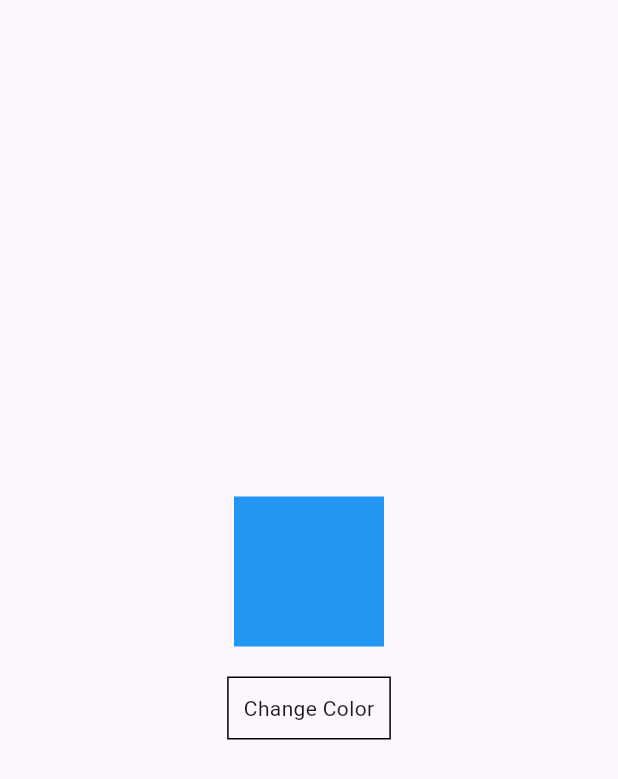
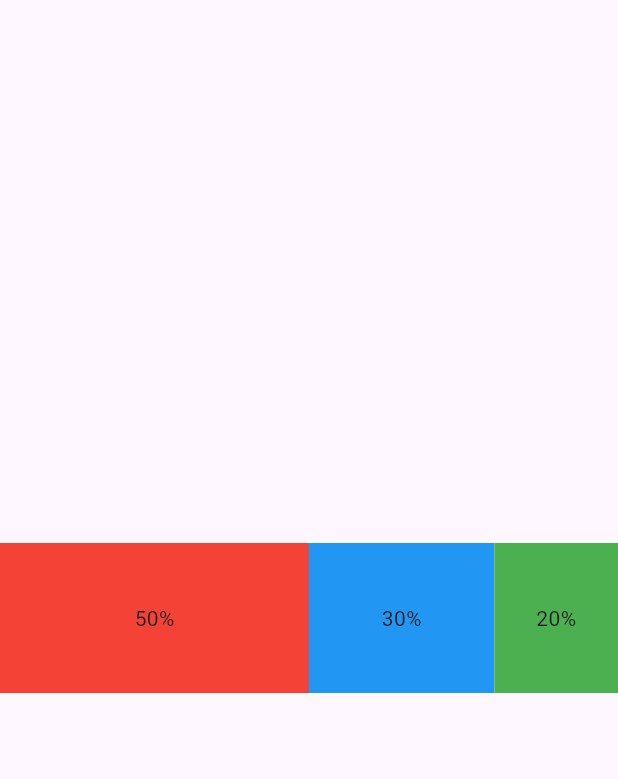
Before and after one commit to youngjun625/flutter_course, a Flutter app: the screen it shows after launch, on a phone screen of 412 x 824 dp. Shown: the top 779 px of the screen. Run offline on Flutter 3.47's test engine with Material 3 defaults, Android fonts, the phone set to English and light mode, and no system bars.

Commit message:
assignemnt10

```diff
--- a/lib/main.dart
+++ b/lib/main.dart
@@ -12,41 +12,46 @@ class MainApp extends StatefulWidget {
 }
 
 class _MainAppState extends State<MainApp> {
-  Color boxColor = Colors.blue;
   @override
   Widget build(BuildContext context) {
     return  MaterialApp(
       home: Scaffold(
         body: SafeArea(
           child: Center(
-            child: Column(
-              mainAxisAlignment: MainAxisAlignment.center,
-              children: [
-                  Container(
-                    width: 100,
-                    height: 100,
-                    color: boxColor
-                  ),
-                  GestureDetector(
-                    onTap: () {
-                    setState(() {
-                        if (boxColor == Colors.blue) {
-                          boxColor = Colors.red;
-                        } else {
-                          boxColor = Colors.blue;
-                        }
-                    });
-                    },
-                    child: Container(
-                      margin: const EdgeInsets.only(top: 20),
-                      padding: const EdgeInsets.all(10),
-                      decoration: BoxDecoration(
-                        border: Border.all(color: Colors.black),
-                      ),
-                      child: const Text('Change Color'),
+            child: SizedBox(
+              height: 100,
+              child: Row(
+                mainAxisAlignment: MainAxisAlignment.center,
+                children: [
+                    Flexible(
+                        flex: 5,
+                        child: Container(
+                            color: Colors.red,
+                            child: Center(
+                                child: Text("50%"),
+                            ),
+                        )
                     ),
-                )
-              ],
+                    Flexible(
+                        flex: 3,
+                        child: Container(
+                            color: Colors.blue,
+                            child: Center(
+                                child: Text("30%"),
+                            ),
+                        )
+                    ),
+                    Flexible(
+                        flex: 2,
+                        child: Container(
+                            color: Colors.green,
+                            child: Center(
+                                child: Text("20%"),
+                            ),
+                        )
+                    ),
+                ]
+              ),
             ),
           )
         )
```
